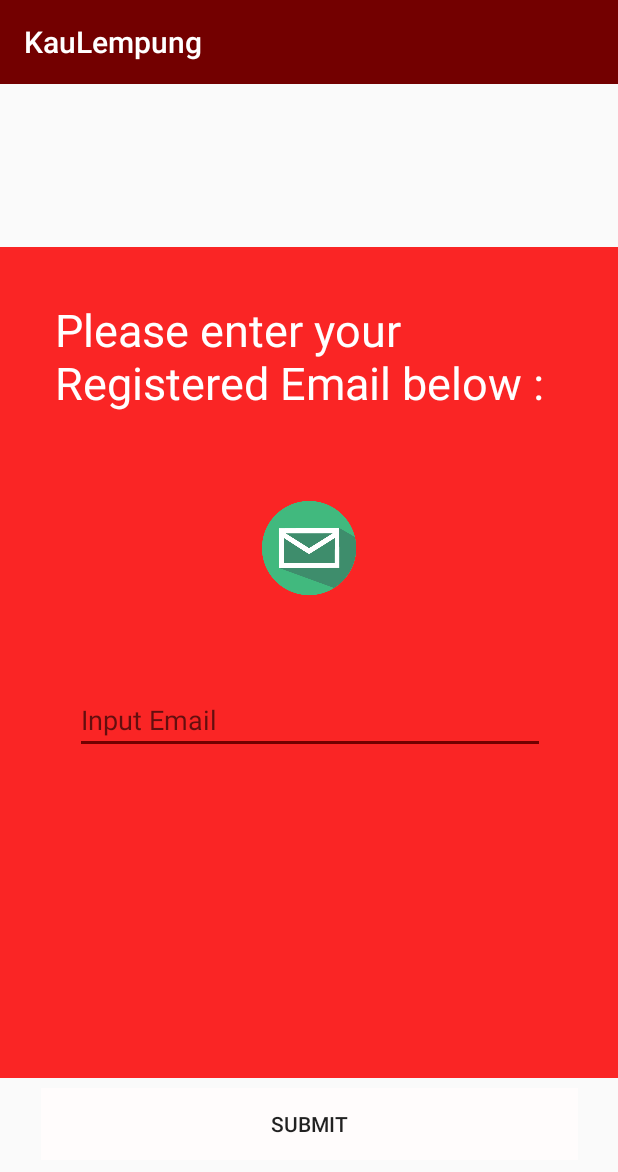
After one commit to meidianijr/rpl.kaulempung, an Android app: the LupaPasswordActivity screen opened directly, with no data from a screen before it, on a phone screen of 412 x 824 dp. The commit adds this screen. Shown: the top 1172 px of the screen. Run offline under Robolectric (Android 15) with nearby library versions, the phone set to English and light mode, and no system bars.

Commit message:
thirteenth commit 3

```diff
--- a/app/src/main/AndroidManifest.xml
+++ b/app/src/main/AndroidManifest.xml
@@ -83,7 +83,8 @@
             android:label="Hubungi Penjual"
             android:parentActivityName=".User.DaftarKatalog" />
         <activity android:name=".Admin.EditKatalog" />
-        <activity android:name=".Admin.DetailKatalog"></activity>
+        <activity android:name=".Admin.DetailKatalog" />
+        <activity android:name=".LupaPasswordActivity"></activity>
     </application>
 
 </manifest>
--- /dev/null
+++ b/app/src/main/java/com/sourcey/KauLempung/LupaPasswordActivity.java
@@ -0,0 +1,76 @@
+package com.sourcey.KauLempung;
+
+import android.support.v7.app.AlertDialog;
+import android.support.v7.app.AppCompatActivity;
+import android.os.Bundle;
+import android.view.View;
+import android.widget.Button;
+import android.widget.EditText;
+
+import java.text.ParseException;
+
+public class LupaPasswordActivity extends AppCompatActivity {
+
+    EditText mEmailText;
+    Button mSubmitButton;
+
+
+    @Override
+    protected void onCreate(Bundle savedInstanceState) {
+        super.onCreate(savedInstanceState);
+        setContentView(R.layout.activity_lupa_password);
+
+
+        mEmailText = (EditText)findViewById(R.id.editText);
+        mSubmitButton = (Button)findViewById(R.id.button);
+        mSubmitButton.setOnClickListener(new View.OnClickListener() {
+
+            @Override
+            public void onClick(View v) {
+                // TODO Auto-generated method stub
+
+                String email = mEmailText.getText().toString();
+                email.trim();
+
+                if(email.isEmpty())
+                {
+                    AlertDialog.Builder builder = new AlertDialog.Builder(LupaPasswordActivity.this);
+                    builder.setPositiveButton(android.R.string.ok, null);
+                    AlertDialog dialog = builder.create();
+                    dialog.show();
+                }
+                else {
+
+                    setProgressBarIndeterminateVisibility(true);
+                    ParseUser.requestPasswordResetInBackground(email,
+                            new RequestPasswordResetCallback() {
+
+
+                                public void done(ParseException e) {
+                                    // TODO Auto-generated method stub
+                                    setProgressBarIndeterminateVisibility(false);
+                                    if (e == null) {
+
+                                        AlertDialog.Builder builder = new AlertDialog.Builder(LupaPasswordActivity.this);
+                                        builder.setMessage("An email was sent. Please check your email within the next few minutes for more instructions")
+                                                .setTitle("Success")
+                                                .setPositiveButton(android.R.string.ok, null);
+                                        AlertDialog dialog = builder.create();
+                                        dialog.show();
+                                    } else {
+                                        AlertDialog.Builder builder = new AlertDialog.Builder(LupaPasswordActivity.this);
+                                        builder.setPositiveButton(android.R.string.ok, null);
+                                        AlertDialog dialog = builder.create();
+                                        dialog.show();
+                                    }
+                                }
+                            });
+                }
+
+            }
+        });
+
+
+    }
+
+}
--- /dev/null
+++ b/app/src/main/java/com/sourcey/KauLempung/ParseUser.java
@@ -0,0 +1,6 @@
+package com.sourcey.KauLempung;
+
+class ParseUser {
+    public static void requestPasswordResetInBackground(String email, RequestPasswordResetCallback success) {
+    }
+}
--- /dev/null
+++ b/app/src/main/java/com/sourcey/KauLempung/RequestPasswordResetCallback.java
@@ -0,0 +1,4 @@
+package com.sourcey.KauLempung;
+
+class RequestPasswordResetCallback {
+}
--- /dev/null
+++ b/app/src/main/res/layout/activity_lupa_password.xml
@@ -0,0 +1,101 @@
+<?xml version="1.0" encoding="utf-8"?>
+<android.support.constraint.ConstraintLayout xmlns:android="http://schemas.android.com/apk/res/android"
+    xmlns:app="http://schemas.android.com/apk/res-auto"
+    xmlns:tools="http://schemas.android.com/tools"
+    android:layout_width="match_parent"
+    android:layout_height="match_parent"
+    tools:context="com.sourcey.KauLempung.LupaPasswordActivity">
+
+    <ImageView
+        android:id="@+id/inputEmail"
+        android:layout_width="526dp"
+        android:layout_height="554dp"
+        android:layout_marginStart="8dp"
+        android:layout_marginLeft="8dp"
+        android:layout_marginTop="8dp"
+        android:layout_marginEnd="8dp"
+        android:layout_marginRight="8dp"
+        android:layout_marginBottom="8dp"
+        android:adjustViewBounds="false"
+        android:cropToPadding="false"
+        app:layout_constraintBottom_toBottomOf="parent"
+        app:layout_constraintEnd_toEndOf="parent"
+        app:layout_constraintHorizontal_bias="0.386"
+        app:layout_constraintStart_toStartOf="parent"
+        app:layout_constraintTop_toTopOf="parent"
+        app:layout_constraintVertical_bias="0.508"
+        app:srcCompat="@color/colorRed" />
+
+    <TextView
+        android:id="@+id/keteranganlupa"
+        android:layout_width="353dp"
+        android:layout_height="wrap_content"
+        android:layout_marginStart="8dp"
+        android:layout_marginLeft="8dp"
+        android:layout_marginTop="8dp"
+        android:layout_marginEnd="8dp"
+        android:layout_marginRight="8dp"
+        android:layout_marginBottom="8dp"
+        android:text="Please enter your Registered Email below :"
+        android:textColor="@color/cardview_light_background"
+        android:textSize="30sp"
+        app:layout_constraintBottom_toBottomOf="parent"
+        app:layout_constraintEnd_toEndOf="parent"
+        app:layout_constraintHorizontal_bias="0.666"
+        app:layout_constraintStart_toStartOf="parent"
+        app:layout_constraintTop_toTopOf="parent"
+        app:layout_constraintVertical_bias="0.2" />
+
+    <EditText
+        android:id="@+id/editText"
+        android:layout_width="313dp"
+        android:layout_height="wrap_content"
+        android:layout_marginStart="8dp"
+        android:layout_marginLeft="8dp"
+        android:layout_marginTop="8dp"
+        android:layout_marginEnd="8dp"
+        android:layout_marginRight="8dp"
+        android:layout_marginBottom="14dp"
+        android:ems="10"
+        android:hint="Input Email"
+        app:layout_constraintBottom_toBottomOf="parent"
+        app:layout_constraintEnd_toEndOf="parent"
+        app:layout_constraintHorizontal_bias="0.509"
+        app:layout_constraintStart_toStartOf="parent"
+        app:layout_constraintTop_toBottomOf="@+id/keteranganlupa"
+        app:layout_constraintVertical_bias="0.362" />
+
+    <Button
+        android:id="@+id/button"
+        android:layout_width="358dp"
+        android:layout_height="wrap_content"
+        android:layout_marginStart="8dp"
+        android:layout_marginLeft="8dp"
+        android:layout_marginTop="8dp"
+        android:layout_marginEnd="8dp"
+        android:layout_marginRight="8dp"
+        android:layout_marginBottom="8dp"
+        android:background="@color/accent"
+        android:text="Submit"
+        app:layout_constraintBottom_toBottomOf="parent"
+        app:layout_constraintEnd_toEndOf="parent"
+        app:layout_constraintStart_toStartOf="parent"
+        app:layout_constraintTop_toBottomOf="@+id/editText"
+        app:layout_constraintVertical_bias="0.834" />
+
+    <ImageView
+        android:id="@+id/imageView3"
+        android:layout_width="64dp"
+        android:layout_height="105dp"
+        android:layout_marginStart="8dp"
+        android:layout_marginLeft="8dp"
+        android:layout_marginEnd="8dp"
+        android:layout_marginRight="8dp"
+        android:layout_marginBottom="8dp"
+        app:layout_constraintBottom_toBottomOf="parent"
+        app:layout_constraintEnd_toEndOf="parent"
+        app:layout_constraintStart_toStartOf="parent"
+        app:layout_constraintTop_toBottomOf="@+id/keteranganlupa"
+        app:layout_constraintVertical_bias="0.086"
+        app:srcCompat="@drawable/forgotpass" />
+</android.support.constraint.ConstraintLayout>
--- a/app/src/main/res/values/colors.xml
+++ b/app/src/main/res/values/colors.xml
@@ -3,7 +3,7 @@
   <color name="primary">#730000</color>
   <color name="primary_dark">#f5dc76</color>
   <color name="primary_darker">#ffde59</color>
-  <color name="accent">#FFFFFF</color>
+  <color name="accent">#fffcfc</color>
 
   <color name="black">#000000</color>
   <color name="jet">#222222</color>
@@ -18,6 +18,6 @@
   <color name="orange">#ff8000 </color>
   <color name="yellow">#ffbf00</color>
 
-  <color name="colorRed">#D50000</color>
+  <color name="colorRed">#fa2525</color>
   <color name="colorGreen">#17bc3b</color>
 </resources>
--- a/build.gradle
+++ b/build.gradle
@@ -6,7 +6,7 @@ buildscript {
         google()
     }
     dependencies {
-        classpath 'com.android.tools.build:gradle:3.0.1'
+        classpath 'com.android.tools.build:gradle:3.2.1'
         classpath 'com.jakewharton:butterknife-gradle-plugin:8.8.1'
         classpath 'com.google.gms:google-services:4.0.1'
     }
```
Also changed, not shown: app/src/main/res/drawable/forgotpass.png (added), gradle/wrapper/gradle-wrapper.properties, 795 other files.
